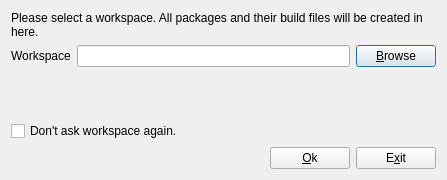
Old version of the form workspacedialog.ui in the repository huseyinkozan/PiSiDo.
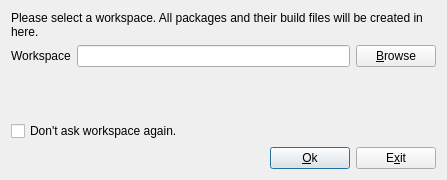
New version of the form.

Patch:
```diff
--- a/workspacedialog.ui
+++ b/workspacedialog.ui
@@ -89,6 +89,9 @@
        <property name="text">
         <string>&amp;Ok</string>
        </property>
+       <property name="default">
+        <bool>true</bool>
+       </property>
       </widget>
      </item>
      <item>
```
